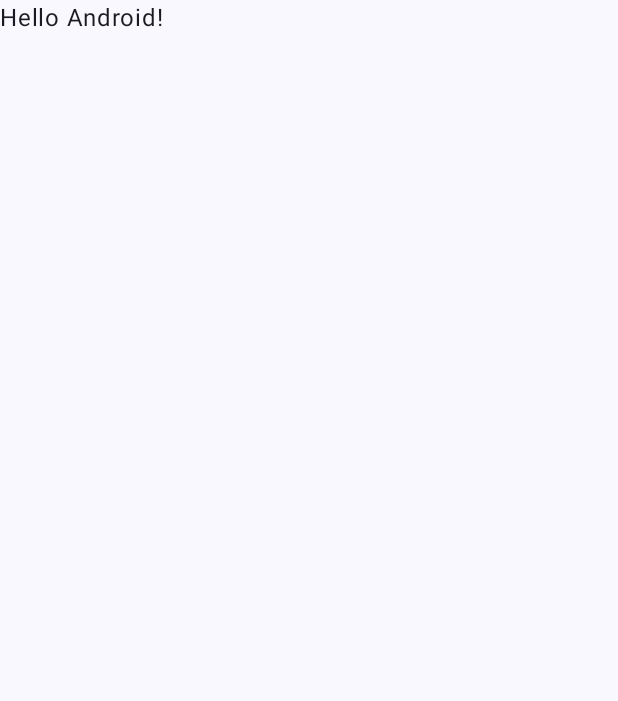
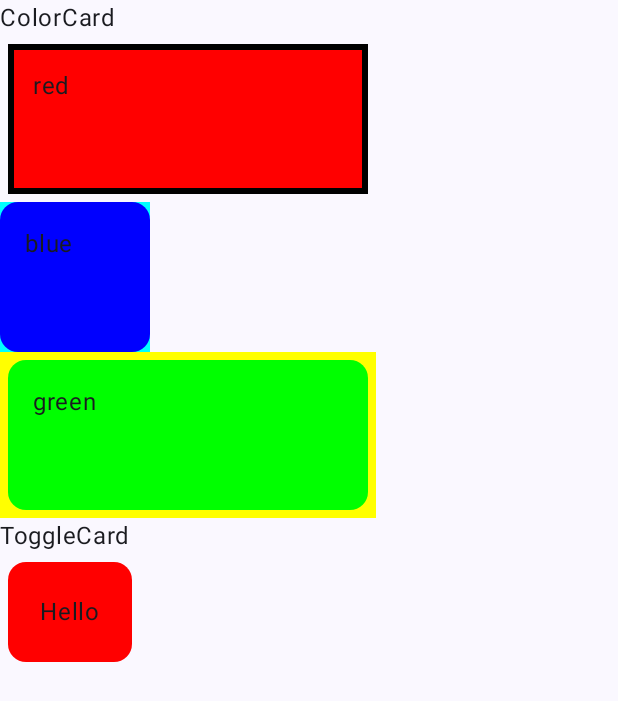
Before and after one commit to alicehan8/cs501assign2, an Android app built with Jetpack Compose: the screen it shows after launch (MainActivity), on a phone screen of 412 x 824 dp. Before the commit the part shown is almost empty. Shown: the top 701 px of the screen. Run offline under Robolectric (Android 15) with nearby library versions, the phone set to English and light mode, and no system bars.

Commit message:
toggleCard done

```diff
--- a/app/src/main/java/com/example/assign2/MainActivity.kt
+++ b/app/src/main/java/com/example/assign2/MainActivity.kt
@@ -15,6 +15,11 @@ import androidx.compose.material3.CardDefaults
 import androidx.compose.material3.Scaffold
 import androidx.compose.material3.Text
 import androidx.compose.runtime.Composable
+import androidx.compose.runtime.getValue
+import androidx.compose.runtime.mutableStateOf
+import androidx.compose.runtime.remember
+import androidx.compose.runtime.saveable.rememberSaveable
+import androidx.compose.runtime.setValue
 import androidx.compose.ui.Modifier
 import androidx.compose.ui.graphics.Color
 import androidx.compose.ui.text.style.TextAlign
@@ -31,10 +36,17 @@ class MainActivity : ComponentActivity() {
         setContent {
             Assign2Theme {
                 Scaffold(modifier = Modifier.fillMaxSize()) { innerPadding ->
-                    Greeting(
-                        name = "Android",
-                        modifier = Modifier.padding(innerPadding)
-                    )
+                    Column(Modifier.padding(innerPadding)) {
+                        Text("ColorCard")
+                        ColorCard(Color.Red, "red", Modifier
+                            .padding(5.dp)
+                            .border(4.dp, Color.Black))
+                        ColorCard(Color.Blue, "blue", Modifier.background(Color.Cyan).size(width=100.dp, height=100.dp))
+                        ColorCard(Color.Green, "green", Modifier.background(Color.Yellow).padding(5.dp))
+
+                        Text("ToggleCard")
+                        ToggleCard("Hello", "Goodbye", Modifier.padding(5.dp))
+                    }
                 }
             }
         }
@@ -61,6 +73,20 @@ fun ColorCard(color: Color, label: String, modifier: Modifier) {
     }
 }
 
+@Composable
+fun ToggleCard(initMessage: String, changeMessage: String, modifier: Modifier) {
+    var toggled by rememberSaveable { mutableStateOf(false) }
+    Card (
+        colors = CardDefaults.cardColors(
+            containerColor = if (toggled) Color.Green else Color.Red
+        ),
+        onClick = { toggled = !toggled },
+        modifier = modifier
+    ){
+        Text(if (toggled) changeMessage else initMessage, modifier = modifier.padding(16.dp))
+    }
+}
+
 @Preview(showBackground = true)
 @Composable
 fun GreetingPreview() {
@@ -71,6 +97,7 @@ fun GreetingPreview() {
                 .border(4.dp, Color.Black))
             ColorCard(Color.Blue, "blue", Modifier.background(Color.Cyan).size(width=100.dp, height=100.dp))
             ColorCard(Color.Green, "green", Modifier.background(Color.Yellow).padding(5.dp))
+            ToggleCard("Hello", "Goodbye", Modifier.padding(5.dp))
         }
     }
 }
```
